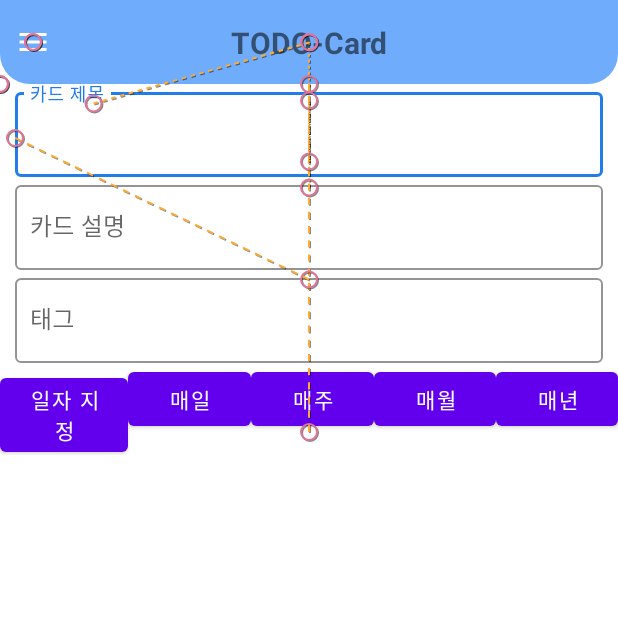
After one commit to solly29/solly_todo, an Android app: the TodoEditActivity screen opened directly, with no data from a screen before it, on a phone screen of 412 x 824 dp, the top half of it. The commit adds this screen. Run offline under Robolectric (Android 15) with nearby library versions, the phone set to English and light mode, and no system bars; our stand-ins replace Dagger/Hilt's generated code, data binding.

Commit message:
2022-06-09 todo 작성 화면 구현

```diff
--- a/app/src/main/AndroidManifest.xml
+++ b/app/src/main/AndroidManifest.xml
@@ -33,6 +33,9 @@
                 <category android:name="android.intent.category.LAUNCHER" />
             </intent-filter>
         </activity>
+
+        <activity android:name=".presentation.view.TodoEditActivity"
+            android:exported="true"/>
     </application>
 
 </manifest>
--- a/app/src/main/java/com/example/solly/todo/presentation/adapter/MainTodoItemAdapter.kt
+++ b/app/src/main/java/com/example/solly/todo/presentation/adapter/MainTodoItemAdapter.kt
@@ -10,6 +10,8 @@ import androidx.recyclerview.widget.RecyclerView
 import com.example.solly.todo.R
 import com.example.solly.todo.databinding.FragmentTodoAddItemBinding
 import com.example.solly.todo.databinding.FragmentTodoItemBinding
+import com.example.solly.todo.presentation.ext.showIntent
+import com.example.solly.todo.presentation.view.TodoEditActivity
 
 class MainTodoItemAdapter: RecyclerView.Adapter<RecyclerView.ViewHolder>() {
 
@@ -26,6 +28,9 @@ class MainTodoItemAdapter: RecyclerView.Adapter<RecyclerView.ViewHolder>() {
 
     inner class MainTodoItemAddViewHolder(val item: FragmentTodoAddItemBinding): RecyclerView.ViewHolder(item.root) {
         fun onBind(data: String) {
+            item.cardviewAdd.setOnClickListener {
+                item.root.context.showIntent(TodoEditActivity::class.java)
+            }
         }
     }
 
--- /dev/null
+++ b/app/src/main/java/com/example/solly/todo/presentation/view/TodoEditActivity.kt
@@ -0,0 +1,53 @@
+package com.example.solly.todo.presentation.view
+
+import android.widget.Toast
+import androidx.activity.viewModels
+import com.example.solly.todo.R
+import com.example.solly.todo.databinding.ActivityTodoEditBinding
+import com.example.solly.todo.presentation.base.BaseActivity
+import com.example.solly.todo.presentation.viewmodel.EditViewModel
+import dagger.hilt.android.AndroidEntryPoint
+import dagger.hilt.android.HiltAndroidApp
+
+@AndroidEntryPoint
+class TodoEditActivity: BaseActivity<EditViewModel, ActivityTodoEditBinding>() {
+    override val layoutId: Int
+        get() = R.layout.activity_todo_edit
+    override val viewModel: EditViewModel by viewModels()
+
+    private var isClickMenu = false
+
+    override fun initStartView() {
+
+    }
+
+    override fun initDataBinding() {
+
+    }
+
+    override fun initEvent() {
+        with(binding) {
+            toolbarEdit.buttonAppbar.setOnClickListener {
+                if(!isClickMenu) {
+                    toolbarEdit.buttonAppbar.setImageResource(R.drawable.ic_baseline_close_24)
+                    toolbarEdit.motionLayoutAppbar.transitionToEnd()
+                } else {
+                    toolbarEdit.buttonAppbar.setImageResource(R.drawable.ic_baseline_menu_24)
+                    toolbarEdit.motionLayoutAppbar.transitionToStart()
+                }
+                isClickMenu = !isClickMenu
+            }
+
+            toolbarEdit.floatingCloseButton.setOnClickListener {
+                if(!isClickMenu) {
+                    toolbarEdit.buttonAppbar.setImageResource(R.drawable.ic_baseline_close_24)
+                    toolbarEdit.motionLayoutAppbar.transitionToEnd()
+                } else {
+                    toolbarEdit.buttonAppbar.setImageResource(R.drawable.ic_baseline_menu_24)
+                    toolbarEdit.motionLayoutAppbar.transitionToStart()
+                }
+                isClickMenu = !isClickMenu
+            }
+        }
+    }
+}
--- /dev/null
+++ b/app/src/main/java/com/example/solly/todo/presentation/viewmodel/EditViewModel.kt
@@ -0,0 +1,9 @@
+package com.example.solly.todo.presentation.viewmodel
+
+import com.example.solly.todo.presentation.base.BaseViewModel
+import dagger.hilt.android.lifecycle.HiltViewModel
+import javax.inject.Inject
+
+@HiltViewModel
+class EditViewModel @Inject constructor(): BaseViewModel() {
+}
--- /dev/null
+++ b/app/src/main/res/drawable/text_input_edit_text_cursor.xml
@@ -0,0 +1,6 @@
+<?xml version="1.0" encoding="utf-8"?>
+<shape xmlns:android="http://schemas.android.com/apk/res/android"
+    android:shape="rectangle">
+    <solid android:color="@color/edit_border_color"/>
+    <size android:width="1dp"/>
+</shape>
--- /dev/null
+++ b/app/src/main/res/layout/activity_todo_edit.xml
@@ -0,0 +1,140 @@
+<?xml version="1.0" encoding="utf-8"?>
+<layout xmlns:app="http://schemas.android.com/apk/res-auto">
+    <androidx.constraintlayout.widget.ConstraintLayout xmlns:android="http://schemas.android.com/apk/res/android"
+        android:layout_width="match_parent"
+        android:layout_height="match_parent">
+
+        <androidx.constraintlayout.widget.Guideline
+            android:id="@+id/guideline_appbar"
+            android:layout_width="wrap_content"
+            android:layout_height="wrap_content"
+            android:orientation="horizontal"
+            app:layout_constraintGuide_begin="?android:actionBarSize"/>
+
+        <LinearLayout
+            android:id="@+id/linear_edit_text"
+            android:layout_width="match_parent"
+            android:layout_height="wrap_content"
+            android:orientation="vertical"
+            android:theme="@style/Theme.MaterialComponents.Light.NoActionBar.Bridge"
+            app:layout_constraintTop_toBottomOf="@+id/guideline_appbar"
+            app:layout_constraintStart_toStartOf="parent"
+            app:layout_constraintEnd_toEndOf="parent">
+
+            <com.google.android.material.textfield.TextInputLayout
+                android:layout_width="match_parent"
+                android:layout_height="wrap_content"
+                app:hintTextColor="@color/edit_border_color"
+                app:boxStrokeColor="@color/edit_border_color"
+                android:paddingStart="10dp"
+                android:paddingEnd="10dp"
+                style="@style/Widget.MaterialComponents.TextInputLayout.OutlinedBox"
+                app:layout_constraintTop_toTopOf="@+id/guideline_appbar"
+                app:layout_constraintStart_toStartOf="parent"
+                app:layout_constraintEnd_toEndOf="parent">
+
+                <com.google.android.material.textfield.TextInputEditText
+                    android:layout_width="match_parent"
+                    android:layout_height="wrap_content"
+                    android:inputType="text"
+                    android:textCursorDrawable="@drawable/text_input_edit_text_cursor"
+                    android:paddingStart="10dp"
+                    android:hint="카드 제목"/>
+
+            </com.google.android.material.textfield.TextInputLayout>
+
+            <com.google.android.material.textfield.TextInputLayout
+                android:layout_width="match_parent"
+                android:layout_height="wrap_content"
+                app:hintTextColor="@color/edit_border_color"
+                app:boxStrokeColor="@color/edit_border_color"
+                android:paddingStart="10dp"
+                android:paddingEnd="10dp"
+                style="@style/Widget.MaterialComponents.TextInputLayout.OutlinedBox"
+                app:layout_constraintTop_toBottomOf="@+id/edit_text_card_title"
+                app:layout_constraintStart_toStartOf="parent"
+                app:layout_constraintEnd_toEndOf="parent">
+
+                <com.google.android.material.textfield.TextInputEditText
+                    android:layout_width="match_parent"
+                    android:layout_height="wrap_content"
+                    android:inputType="text"
+                    android:textCursorDrawable="@drawable/text_input_edit_text_cursor"
+                    android:paddingStart="10dp"
+                    android:hint="카드 설명"/>
+
+            </com.google.android.material.textfield.TextInputLayout>
+
+            <com.google.android.material.textfield.TextInputLayout
+                android:layout_width="match_parent"
+                android:layout_height="wrap_content"
+                app:hintTextColor="@color/edit_border_color"
+                app:boxStrokeColor="@color/edit_border_color"
+                android:paddingStart="10dp"
+                android:paddingEnd="10dp"
+                style="@style/Widget.MaterialComponents.TextInputLayout.OutlinedBox"
+                app:layout_constraintTop_toBottomOf="@+id/edit_text_card_content"
+                app:layout_constraintStart_toStartOf="parent"
+                app:layout_constraintEnd_toEndOf="parent">
+
+                <com.google.android.material.textfield.TextInputEditText
+                    android:layout_width="match_parent"
+                    android:layout_height="wrap_content"
+                    android:inputType="text"
+                    android:textCursorDrawable="@drawable/text_input_edit_text_cursor"
+                    android:paddingStart="10dp"
+                    android:hint="태그"/>
+
+            </com.google.android.material.textfield.TextInputLayout>
+
+        </LinearLayout>
+
+        <LinearLayout
+            android:layout_width="match_parent"
+            android:layout_height="wrap_content"
+            android:orientation="horizontal"
+            app:layout_constraintTop_toBottomOf="@+id/linear_edit_text"
+            app:layout_constraintStart_toStartOf="parent"
+            app:layout_constraintEnd_toEndOf="parent">
+
+            <Button
+                android:layout_width="wrap_content"
+                android:layout_height="wrap_content"
+                android:layout_weight="1"
+                android:text="일자 지정"/>
+
+            <Button
+                android:layout_width="wrap_content"
+                android:layout_height="wrap_content"
+                android:layout_weight="1"
+                android:text="매일"/>
+
+            <Button
+                android:layout_width="wrap_content"
+                android:layout_height="wrap_content"
+                android:layout_weight="1"
+                android:text="매주"/>
+
+            <Button
+                android:layout_width="wrap_content"
+                android:layout_height="wrap_content"
+                android:layout_weight="1"
+                android:text="매월"/>
+
+            <Button
+                android:layout_width="wrap_content"
+                android:layout_height="wrap_content"
+                android:layout_weight="1"
+                android:text="매년"/>
+
+        </LinearLayout>
+
+        <include
+            android:id="@+id/toolbar_edit"
+            layout="@layout/motion_app_bar"
+            app:layout_constraintTop_toTopOf="parent"
+            app:layout_constraintStart_toStartOf="parent"
+            app:layout_constraintEnd_toEndOf="parent"/>
+
+    </androidx.constraintlayout.widget.ConstraintLayout>
+</layout>
--- a/app/src/main/res/layout/fragment_todo_add_item.xml
+++ b/app/src/main/res/layout/fragment_todo_add_item.xml
@@ -4,10 +4,13 @@
     xmlns:app="http://schemas.android.com/apk/res-auto">
 
     <androidx.cardview.widget.CardView
+        android:id="@+id/cardview_add"
         android:layout_width="match_parent"
         android:layout_height="match_parent"
         app:cardCornerRadius="30dp"
         app:cardElevation="0dp"
+        android:clickable="true"
+        android:focusable="true"
         android:backgroundTint="#ADE6CD">
 
         <ImageView
--- a/app/src/main/res/values/colors.xml
+++ b/app/src/main/res/values/colors.xml
@@ -7,4 +7,6 @@
     <color name="teal_700">#FF018786</color>
     <color name="black">#FF000000</color>
     <color name="white">#FFFFFFFF</color>
+
+    <color name="edit_border_color">#227DEB</color><!-- 인트로, 상태바 컬러-->
 </resources>
```
